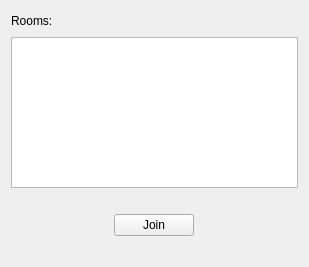
Above: Escenario/GameWindow/mapSelection.ui from fedefunes96/worms before the change. Below: the same form after it.
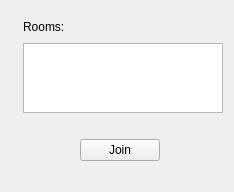
That is the form after the change.

What changed in the file:
```diff
--- a/Escenario/GameWindow/mapSelection.ui
+++ b/Escenario/GameWindow/mapSelection.ui
@@ -6,19 +6,22 @@
    <rect>
     <x>0</x>
     <y>0</y>
-    <width>309</width>
-    <height>267</height>
+    <width>220</width>
+    <height>173</height>
    </rect>
   </property>
   <property name="windowTitle">
    <string>Form</string>
   </property>
   <layout class="QGridLayout" name="gridLayout">
-   <item row="0" column="0">
-    <layout class="QVBoxLayout" name="verticalLayout_2">
-     <item>
-      <layout class="QVBoxLayout" name="verticalLayout">
-       <item>
+   <item row="0" column="0" rowspan="6" colspan="3">
+    <widget class="QLabel" name="imageBack">
+     <property name="text">
+      <string/>
+     </property>
+    </widget>
+   </item>
+   <item row="1" column="2">
         <layout class="QHBoxLayout" name="horizontalLayout_2">
          <item>
           <widget class="QLabel" name="label">
@@ -42,12 +45,23 @@
          </item>
         </layout>
        </item>
-       <item>
-        <widget class="QListWidget" name="listWidget"/>
-       </item>
-      </layout>
-     </item>
-     <item>
+   <item row="2" column="2">
+    <widget class="QListWidget" name="listWidget">
+     <property name="sizePolicy">
+      <sizepolicy hsizetype="Fixed" vsizetype="Expanding">
+       <horstretch>0</horstretch>
+       <verstretch>0</verstretch>
+      </sizepolicy>
+     </property>
+     <property name="maximumSize">
+      <size>
+       <width>200</width>
+       <height>16777215</height>
+      </size>
+     </property>
+    </widget>
+   </item>
+   <item row="3" column="1" colspan="2">
       <spacer name="verticalSpacer_2">
        <property name="orientation">
         <enum>Qt::Vertical</enum>
@@ -63,7 +77,7 @@
        </property>
       </spacer>
      </item>
-     <item>
+   <item row="4" column="1" colspan="2">
       <layout class="QHBoxLayout" name="horizontalLayout">
        <item>
         <spacer name="horizontalSpacer">
@@ -112,7 +126,7 @@
        </item>
       </layout>
      </item>
-     <item>
+   <item row="5" column="1" colspan="2">
       <spacer name="verticalSpacer">
        <property name="orientation">
         <enum>Qt::Vertical</enum>
@@ -127,8 +141,6 @@
         </size>
        </property>
       </spacer>
-     </item>
-    </layout>
    </item>
   </layout>
  </widget>
```
Lines whose indentation alone changed are shown as unchanged.
